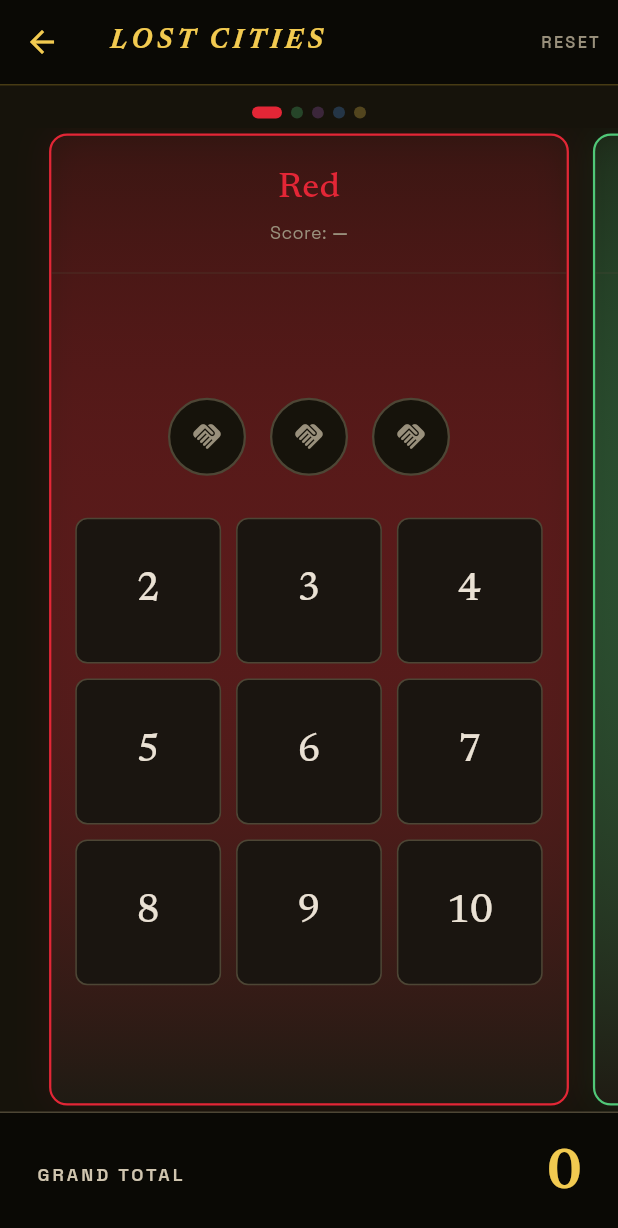
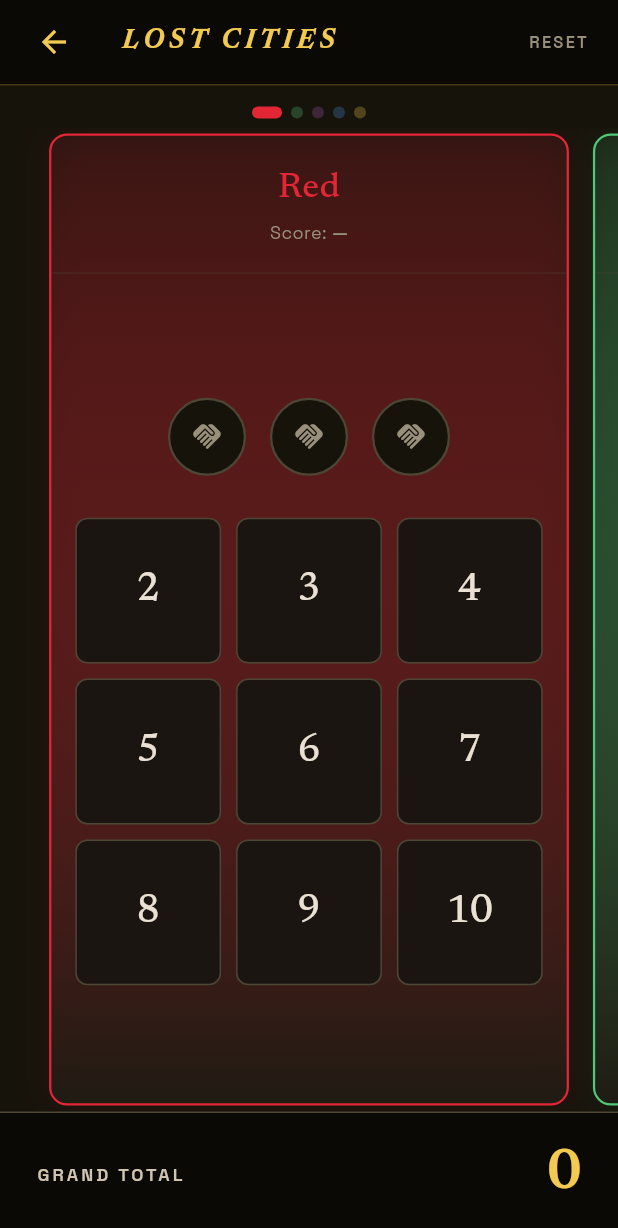
Before and after one commit to yujongu/BoardgameDashboard, a Flutter app: the LostCitiesCalculatorScreen screen opened directly, on a phone screen of 412 x 824 dp. Shown: the top 1228 px of the screen. Run offline on Flutter 3.47's test engine with Material 3 defaults, Android fonts, the phone set to English and light mode, and no system bars; our stand-ins replace google_fonts.

Commit message:
add horizontal margins to top buttons in calculator

```diff
--- a/lib/features/tools/lost_cities/lost_cities_calculator_screen.dart
+++ b/lib/features/tools/lost_cities/lost_cities_calculator_screen.dart
@@ -64,9 +64,13 @@
       backgroundColor: kColorBackground,
       appBar: AppBar(
         backgroundColor: const Color(0xFF0A0905),
-        leading: IconButton(
+        leadingWidth: 64,
+        leading: Padding(
+          padding: const EdgeInsets.only(left: 8),
+          child: IconButton(
             icon: const Icon(Icons.arrow_back, color: kColorPrimary),
             onPressed: () => Navigator.of(context).pop(),
+          ),
         ),
         title: Text(
           'LOST CITIES',
@@ -79,7 +83,9 @@
           ),
         ),
         actions: [
-          TextButton(
+          Padding(
+            padding: const EdgeInsets.only(right: 8),
+            child: TextButton(
               onPressed: _reset,
               child: Text(
                 'RESET',
@@ -88,6 +94,7 @@
                   fontSize: 11,
                   fontWeight: FontWeight.w600,
                   letterSpacing: 1.5,
+                ),
               ),
             ),
           ),
```
Lines whose indentation alone changed are shown as unchanged.
